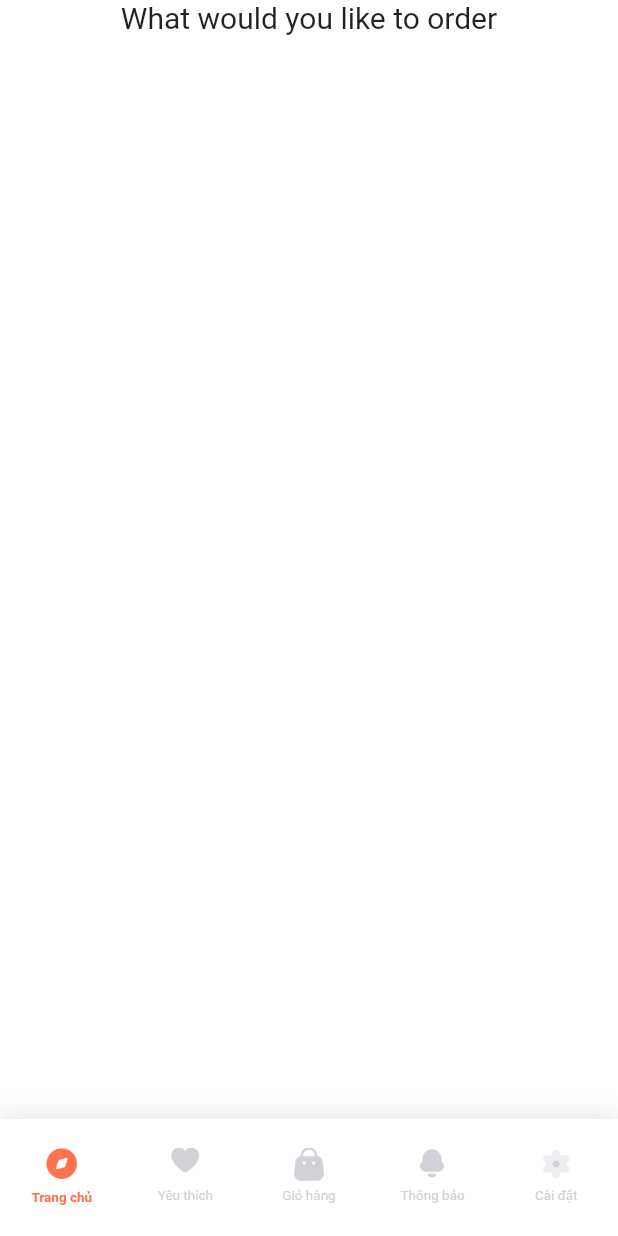
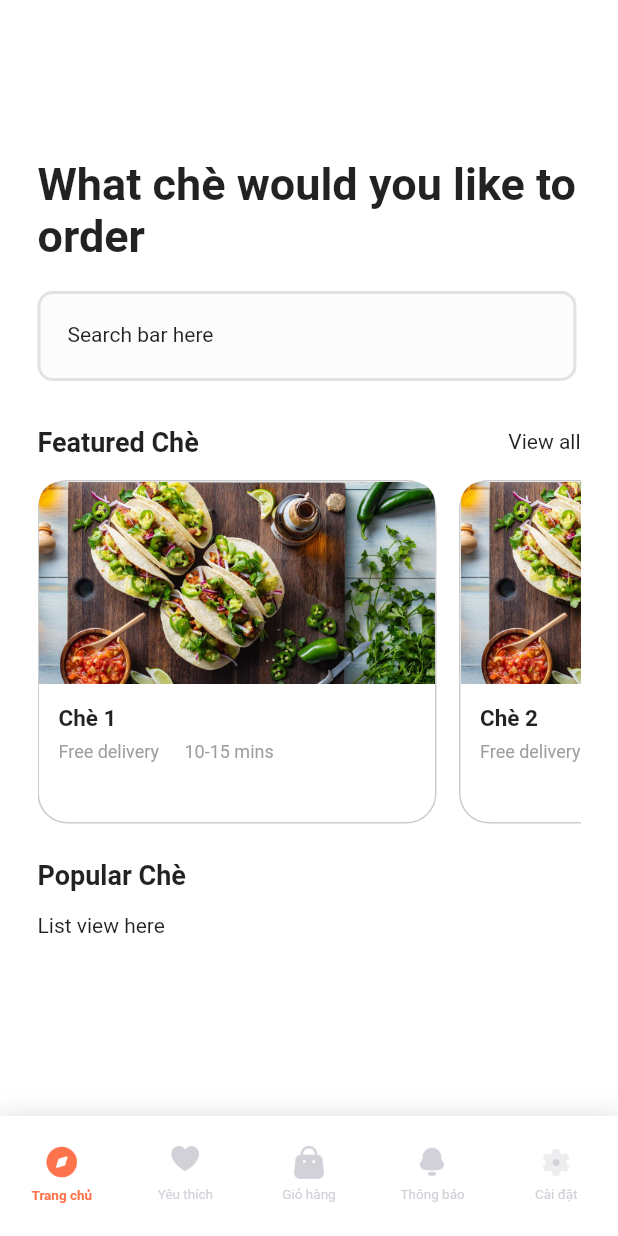
Before and after one commit to phongho63/momcookings, a Flutter app: the screen it shows after launch, on a phone screen of 412 x 824 dp. Run offline on Flutter 3.47's test engine with Material 2 defaults, Android fonts, the phone set to English and light mode, and no system bars; drawn by our look-alikes of modal_progress_hud_nsn; our stand-ins replace firebase_core, flutter_clean_architecture, geocoding, hexcolor, package_info_plus, shared_preferences; missing offline and left inert: month_year_picker; accounts and stored records are empty; Roboto replaces fonts that are missing (Poppins).

Commit message:
IOS build related

```diff
--- a/lib/app/assets/image_assets.dart
+++ b/lib/app/assets/image_assets.dart
@@ -1,3 +1,4 @@
 class ImageAssets {
   static const String imgSampleLocation = 'assets/images/ic_sample_location.png';
+  static const String imgFoodSample = 'assets/images/img_food_sample.png';
 }
--- a/lib/app/pages/home/home_page/home_page_view.dart
+++ b/lib/app/pages/home/home_page/home_page_view.dart
@@ -1,8 +1,11 @@
 import 'package:flutter/material.dart';
 import 'package:flutter_clean_architecture/flutter_clean_architecture.dart';
+import 'package:hexcolor/hexcolor.dart';
 
 import '../../../../common/base_controller.dart';
 import '../../../../common/base_state_view.dart';
+import '../../../assets/image_assets.dart';
+import '../../../utils/global.dart';
 import 'home_page_controller.dart';
 
 class HomePageView extends View {
@@ -36,21 +39,139 @@ class _HomePageView extends BaseStateView<HomePageView, HomePageController> {
   @override
   Widget body(BuildContext context, BaseController controller) {
     mHomePageController = controller as HomePageController;
-    return const Scaffold(
+    return Scaffold(
       backgroundColor: Colors.white,
       body: SafeArea(
-        child: Align(
-          alignment: Alignment.topCenter,
-          child: Text(
-            "What would you like to order",
-            style: TextStyle(
-              fontFamily: 'Roboto',
-              fontWeight: FontWeight.w400,
-              fontSize: 20,
+        child: SingleChildScrollView(
+          scrollDirection: Axis.vertical,
+          child: SizedBox(
+            height: MediaQuery.of(context).size.height,
+            child: Padding(
+              padding: const EdgeInsets.symmetric(horizontal: 25),
+              child: Column(
+                crossAxisAlignment: CrossAxisAlignment.start,
+                children: [
+                  const SizedBox(height: 105),
+                  const Text(
+                    "What chè would you like to order",
+                    style: TextStyle(
+                      fontFamily: 'Roboto',
+                      fontWeight: FontWeight.w700,
+                      fontSize: 30,
+                    ),
+                  ),
+                  const SizedBox(height: 19),
+                  _searchBar(),
+                  // const SizedBox(height: 30),
+                  // const Text("List view here"),
+                  const SizedBox(height: 30),
+                  Row(
+                    mainAxisAlignment: MainAxisAlignment.spaceBetween,
+                    children: const [
+                      Text(
+                        "Featured Chè",
+                        style: TextStyle(
+                            fontFamily: 'Roboto',
+                            fontSize: 18,
+                            fontWeight: FontWeight.w600),
+                      ),
+                      Text("View all")
+                    ],
+                  ),
+                  const SizedBox(height: 15),
+                  SizedBox(
+                    height: 229,
+                    child: ListView.separated(
+                      scrollDirection: Axis.horizontal,
+                      itemCount: 4,
+                      itemBuilder: (context, index) {
+                        return _featuredItems(index);
+                      },
+                      separatorBuilder: (BuildContext context, int index) {
+                        return const SizedBox(width: 15);
+                      },
+                    ),
+                  ),
+                  const SizedBox(height: 24),
+                  const Text(
+                    "Popular Chè",
+                    style: TextStyle(
+                        fontFamily: 'Roboto',
+                        fontSize: 18,
+                        fontWeight: FontWeight.w600),
+                  ),
+                  const SizedBox(height: 15),
+                  const Text("List view here")
+                ],
+              ),
             ),
           ),
         ),
       ),
     );
   }
+
+  Widget _searchBar() {
+    return Container(
+        height: 60,
+        width: MediaQuery.of(context).size.width * 0.872,
+        padding: const EdgeInsets.symmetric(horizontal: 18, vertical: 19),
+        decoration: BoxDecoration(
+            border: Border.all(color: Colors.black.withOpacity(0.1), width: 2),
+            borderRadius: BorderRadius.circular(10),
+            color: HexColor(Global.mColors["white_2"].toString())),
+        child: const Text(
+          "Search bar here",
+          style: TextStyle(
+              fontFamily: 'Roboto', fontSize: 14, fontWeight: FontWeight.w400),
+        ));
+  }
+
+  Widget _featuredItems(int index) {
+    return Container(
+        width: 266,
+        height: 229,
+        decoration: BoxDecoration(
+            borderRadius: BorderRadius.circular(20),
+            border: Border.all(color: Colors.black.withOpacity(0.2), width: 1)),
+        child: Column(crossAxisAlignment: CrossAxisAlignment.start, children: [
+          SizedBox(
+            height: 135,
+            child: Image.asset(ImageAssets.imgFoodSample),
+          ),
+          Padding(
+            padding: const EdgeInsets.symmetric(horizontal: 13, vertical: 14),
+            child: Column(
+              crossAxisAlignment: CrossAxisAlignment.start,
+              children: [
+                Text(
+                  "Chè ${index + 1}",
+                  style: const TextStyle(
+                      fontFamily: 'Roboto',
+                      fontSize: 15,
+                      fontWeight: FontWeight.w600),
+                ),
+                const SizedBox(height: 6),
+                Row(
+                  children: const [
+                    Text("Free delivery",
+                        style: TextStyle(
+                            fontFamily: 'Roboto',
+                            fontSize: 12,
+                            fontWeight: FontWeight.w400,
+                            color: Colors.grey)),
+                    SizedBox(width: 17),
+                    Text("10-15 mins",
+                        style: TextStyle(
+                            fontFamily: 'Roboto',
+                            fontSize: 12,
+                            fontWeight: FontWeight.w400,
+                            color: Colors.grey))
+                  ],
+                )
+              ],
+            ),
+          ),
+        ]));
+  }
 }
--- a/lib/app/pages/home/main/main_view.dart
+++ b/lib/app/pages/home/main/main_view.dart
@@ -90,7 +90,7 @@ class _MainView extends BaseStateView<MainView, MainController> {
                     blurRadius: 11  //edited
                 )]
                   ),
-                  height: 78,
+                  height: 80,
                   child: BottomNavigationBar(
                     elevation: 0,
                     type: BottomNavigationBarType.fixed,
--- a/lib/app/utils/global.dart
+++ b/lib/app/utils/global.dart
@@ -81,6 +81,7 @@ class Global {
     "brown_1": "#B8601F",
     "orange_1": "#FE724C",
     "white_1": "#D3D1D8",
+    "white_2": "#FCFCFD",
   };
 
   static int mTimeClick = 0;
```
Also changed, not shown: assets/images/img_food_sample.png (added), 4 other files.
